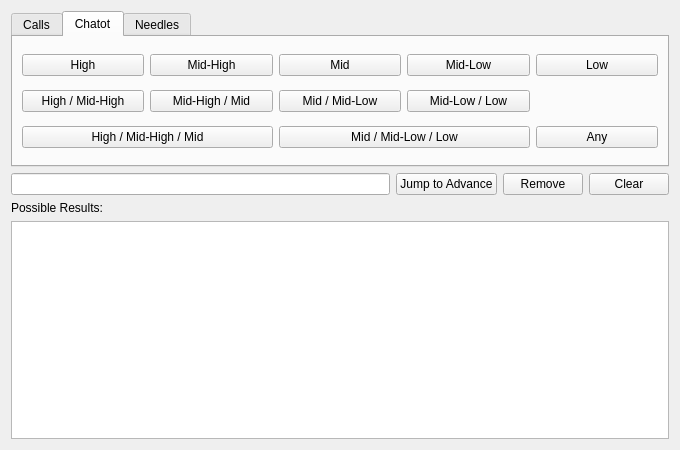
Before: the Qt Designer form Form/Util/AdvanceFinder.ui in NickPlayeZ/PokeFinder, drawn with Qt 5.
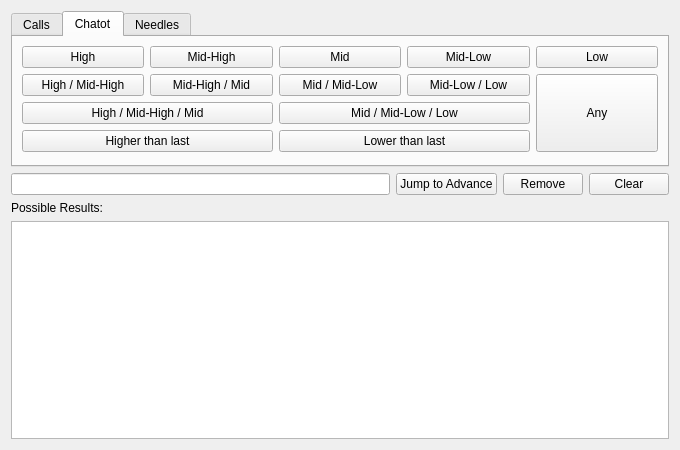
After: the same form once the commit is applied. Custom widgets are drawn as their Qt base class.

Commit message: upgrade advance finder

```diff
--- a/Form/Util/AdvanceFinder.ui
+++ b/Form/Util/AdvanceFinder.ui
@@ -167,13 +167,49 @@
          </property>
         </widget>
        </item>
-       <item row="2" column="4">
+       <item row="1" column="4" rowspan="3">
         <widget class="QPushButton" name="pushButtonChatotAny">
+         <property name="sizePolicy">
+          <sizepolicy hsizetype="Minimum" vsizetype="Expanding">
+           <horstretch>0</horstretch>
+           <verstretch>0</verstretch>
+          </sizepolicy>
+         </property>
          <property name="text">
           <string>Any</string>
          </property>
         </widget>
        </item>
+       <item row="3" column="0" colspan="2">
+        <widget class="QPushButton" name="pushButtonHigherThanLast">
+         <property name="text">
+          <string>Higher than last</string>
+         </property>
+        </widget>
+       </item>
+       <item row="3" column="2" colspan="2">
+        <widget class="QPushButton" name="pushButtonLowerThanLast">
+         <property name="text">
+          <string>Lower than last</string>
+         </property>
+        </widget>
+       </item>
+       <item row="4" column="0" colspan="5">
+        <spacer name="verticalSpacerChatot">
+         <property name="orientation">
+          <enum>Qt::Vertical</enum>
+         </property>
+         <property name="sizeType">
+          <enum>QSizePolicy::Expanding</enum>
+         </property>
+         <property name="sizeHint" stdset="0">
+          <size>
+           <width>20</width>
+           <height>0</height>
+          </size>
+         </property>
+        </spacer>
+       </item>
       </layout>
      </widget>
      <widget class="QWidget" name="tabNeedles">
```
Left out of the diff: 2 changed lines with no effect on the pictures. The commit also changes 3 other files.
